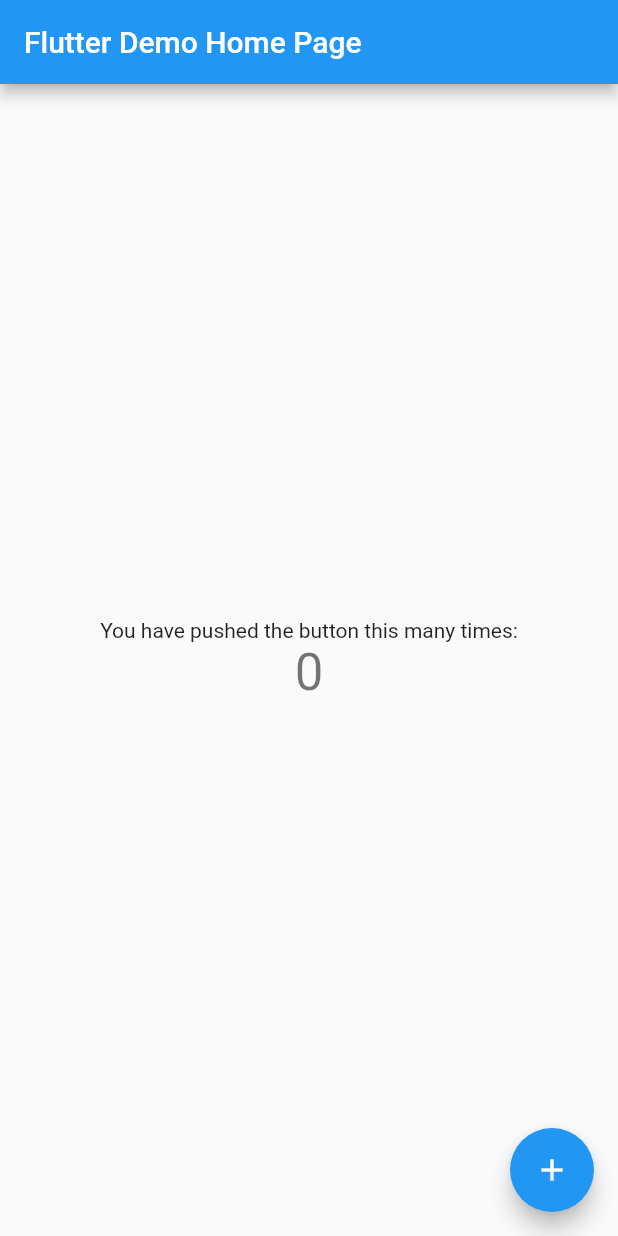
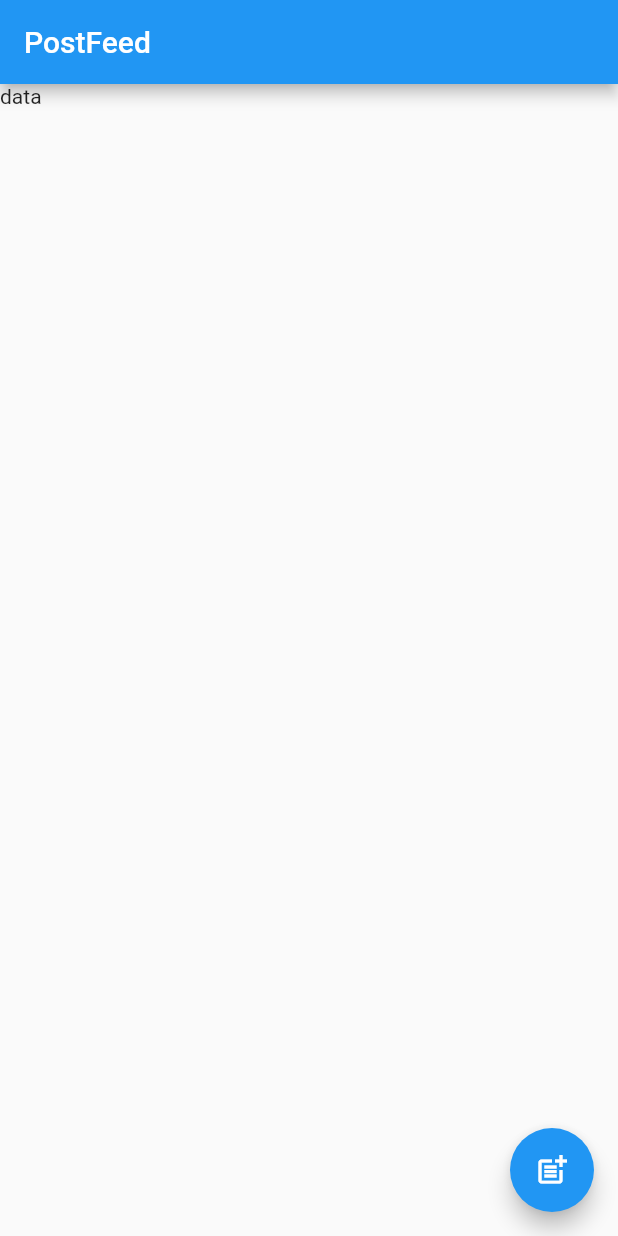
Before and after one commit to EtiennePaita/PostFeed, a Flutter app: the screen it shows after launch, on a phone screen of 412 x 824 dp. Run offline on Flutter 3.47's test engine with Material 2 defaults, Android fonts, the light colour scheme and no system bars.

Commit message:
[HomeScreen] Basic UI implemented

```diff
--- /dev/null
+++ b/lib/home_screen/home_screen.dart
@@ -0,0 +1,30 @@
+import 'package:flutter/material.dart';
+
+class HomeScreen extends StatelessWidget {
+  const HomeScreen({Key? key}) : super(key: key);
+
+
+  @override
+  Widget build(BuildContext context) {
+    return Scaffold(
+      appBar: AppBar(
+        title: const Text('PostFeed'),
+      ),
+      body: Column(
+        children: const [
+          Text('data')
+        ],
+      ),
+      floatingActionButton: FloatingActionButton(
+        child: const Icon(Icons.post_add),
+        onPressed: () => _onAddPostClick(),
+      ),
+    );
+  }
+
+  void _onAddPostClick() {
+    debugPrint("_onAddPostClick");
+    //navigate to add post form
+  }
+
+}
--- a/lib/main.dart
+++ b/lib/main.dart
@@ -1,4 +1,6 @@
 import 'package:flutter/material.dart';
+
+import 'home_screen/home_screen.dart';
 
 void main() {
   runApp(const MyApp());
@@ -11,105 +13,14 @@
   @override
   Widget build(BuildContext context) {
     return MaterialApp(
+      debugShowCheckedModeBanner: false,
       title: 'Flutter Demo',
       theme: ThemeData(
-        // This is the theme of your application.
-        //
-        // Try running your application with "flutter run". You'll see the
-        // application has a blue toolbar. Then, without quitting the app, try
-        // changing the primarySwatch below to Colors.green and then invoke
-        // "hot reload" (press "r" in the console where you ran "flutter run",
-        // or simply save your changes to "hot reload" in a Flutter IDE).
-        // Notice that the counter didn't reset back to zero; the application
-        // is not restarted.
         primarySwatch: Colors.blue,
       ),
-      home: const MyHomePage(title: 'Flutter Demo Home Page'),
+      routes: {
+        '/': (context) => const HomeScreen(),
+      },
     );
   }
 }
-
-class MyHomePage extends StatefulWidget {
-  const MyHomePage({super.key, required this.title});
-
-  // This widget is the home page of your application. It is stateful, meaning
-  // that it has a State object (defined below) that contains fields that affect
-  // how it looks.
-
-  // This class is the configuration for the state. It holds the values (in this
-  // case the title) provided by the parent (in this case the App widget) and
-  // used by the build method of the State. Fields in a Widget subclass are
-  // always marked "final".
-
-  final String title;
-
-  @override
-  State<MyHomePage> createState() => _MyHomePageState();
-}
-
-class _MyHomePageState extends State<MyHomePage> {
-  int _counter = 0;
-
-  void _incrementCounter() {
-    setState(() {
-      // This call to setState tells the Flutter framework that something has
-      // changed in this State, which causes it to rerun the build method below
-      // so that the display can reflect the updated values. If we changed
-      // _counter without calling setState(), then the build method would not be
-      // called again, and so nothing would appear to happen.
-      _counter++;
-    });
-  }
-
-  @override
-  Widget build(BuildContext context) {
-    // This method is rerun every time setState is called, for instance as done
-    // by the _incrementCounter method above.
-    //
-    // The Flutter framework has been optimized to make rerunning build methods
-    // fast, so that you can just rebuild anything that needs updating rather
-    // than having to individually change instances of widgets.
-    return Scaffold(
-      appBar: AppBar(
-        // Here we take the value from the MyHomePage object that was created by
-        // the App.build method, and use it to set our appbar title.
-        title: Text(widget.title),
-      ),
-      body: Center(
-        // Center is a layout widget. It takes a single child and positions it
-        // in the middle of the parent.
-        child: Column(
-          // Column is also a layout widget. It takes a list of children and
-          // arranges them vertically. By default, it sizes itself to fit its
-          // children horizontally, and tries to be as tall as its parent.
-          //
-          // Invoke "debug painting" (press "p" in the console, choose the
-          // "Toggle Debug Paint" action from the Flutter Inspector in Android
-          // Studio, or the "Toggle Debug Paint" command in Visual Studio Code)
-          // to see the wireframe for each widget.
-          //
-          // Column has various properties to control how it sizes itself and
-          // how it positions its children. Here we use mainAxisAlignment to
-          // center the children vertically; the main axis here is the vertical
-          // axis because Columns are vertical (the cross axis would be
-          // horizontal).
-          mainAxisAlignment: MainAxisAlignment.center,
-          children: <Widget>[
-            const Text(
-              'You have pushed the button this many times:',
-            ),
-            Text(
-              '$_counter',
-              style: Theme.of(context).textTheme.headlineMedium,
-            ),
-          ],
-        ),
-      ),
-      floatingActionButton: FloatingActionButton(
-        onPressed: _incrementCounter,
-        tooltip: 'Increment',
-        child: const Icon(Icons.add),
-      ), // This trailing comma makes auto-formatting nicer for build methods.
-    );
-  }
-}
```
